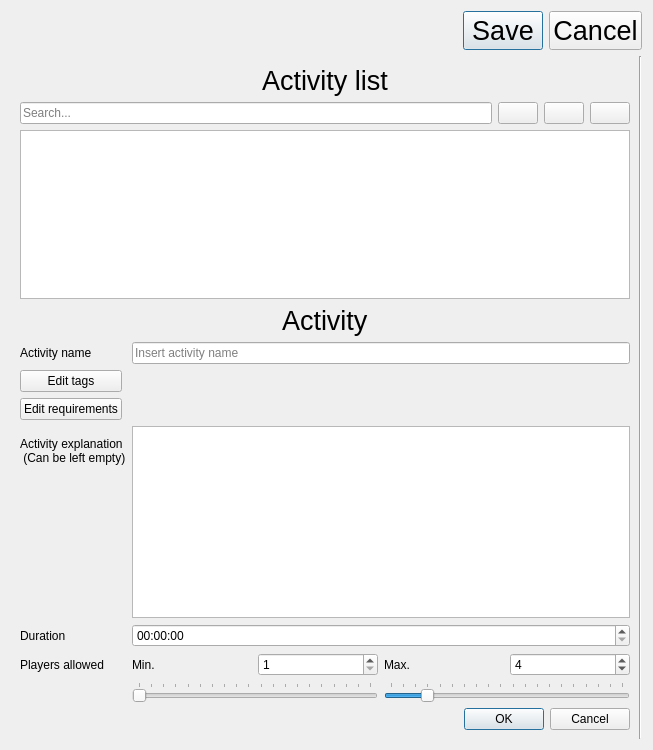
The window that mngactivity.ui (glennnys/Decided) describes before a commit, drawn with Qt 5.
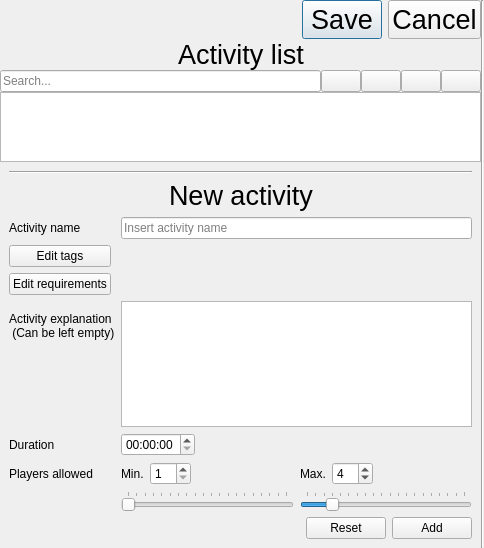
The same window after the commit. Icons and pictures are not drawn.

Commit message: FEAT/CLEAN more intuitive layouts for activities, items and tags. Activities code updated

```diff
--- a/mngactivity.ui
+++ b/mngactivity.ui
@@ -6,14 +6,46 @@
    <rect>
     <x>0</x>
     <y>0</y>
-    <width>653</width>
-    <height>750</height>
+    <width>484</width>
+    <height>548</height>
    </rect>
   </property>
   <property name="windowTitle">
    <string>Form</string>
   </property>
-  <layout class="QVBoxLayout" name="verticalLayout_3">
+  <layout class="QHBoxLayout" name="horizontalLayout_4">
+   <property name="spacing">
+    <number>0</number>
+   </property>
+   <property name="leftMargin">
+    <number>0</number>
+   </property>
+   <property name="topMargin">
+    <number>0</number>
+   </property>
+   <property name="rightMargin">
+    <number>0</number>
+   </property>
+   <property name="bottomMargin">
+    <number>0</number>
+   </property>
+   <item>
+    <layout class="QVBoxLayout" name="verticalLayout_4">
+     <item>
+      <layout class="QHBoxLayout" name="horizontalLayout_3">
+       <item>
+        <spacer name="horizontalSpacer_3">
+         <property name="orientation">
+          <enum>Qt::Orientation::Horizontal</enum>
+         </property>
+         <property name="sizeHint" stdset="0">
+          <size>
+           <width>40</width>
+           <height>20</height>
+          </size>
+         </property>
+        </spacer>
+       </item>
    <item>
     <widget class="QDialogButtonBox" name="saveCancelAllBtns">
      <property name="font">
@@ -26,13 +58,9 @@
      </property>
     </widget>
    </item>
+      </layout>
+     </item>
    <item>
-    <layout class="QHBoxLayout" name="editWindowLayout">
-     <property name="spacing">
-      <number>0</number>
-     </property>
-     <item>
-      <widget class="QWidget" name="activity_widget" native="true">
        <layout class="QVBoxLayout" name="verticalLayout">
         <item>
          <layout class="QHBoxLayout" name="horizontalLayout_20">
@@ -114,6 +142,19 @@
             </property>
            </widget>
           </item>
+         <item>
+          <widget class="QPushButton" name="newBtn">
+           <property name="toolTip">
+            <string>create new activity</string>
+           </property>
+           <property name="text">
+            <string/>
+           </property>
+           <property name="icon">
+            <iconset theme="QIcon::ThemeIcon::ListAdd"/>
+           </property>
+          </widget>
+         </item>
           <item>
            <widget class="QPushButton" name="delete_act_btn">
             <property name="toolTip">
@@ -132,6 +173,18 @@
         <item>
          <widget class="QListWidget" name="act_list"/>
         </item>
+      </layout>
+     </item>
+     <item>
+      <widget class="QWidget" name="activity_widget" native="true">
+       <layout class="QVBoxLayout" name="verticalLayout_3">
+        <item>
+         <widget class="Line" name="line">
+          <property name="orientation">
+           <enum>Qt::Orientation::Horizontal</enum>
+          </property>
+         </widget>
+        </item>
         <item>
          <layout class="QHBoxLayout" name="horizontalLayout_16">
           <item>
@@ -155,7 +208,7 @@
              </font>
             </property>
             <property name="text">
-             <string>Activity</string>
+             <string>New activity</string>
             </property>
            </widget>
           </item>
@@ -183,6 +236,49 @@
             </property>
            </widget>
           </item>
+          <item row="0" column="1">
+           <widget class="QLineEdit" name="act_name_entry">
+            <property name="minimumSize">
+             <size>
+              <width>128</width>
+              <height>0</height>
+             </size>
+            </property>
+            <property name="inputMask">
+             <string/>
+            </property>
+            <property name="text">
+             <string/>
+            </property>
+            <property name="placeholderText">
+             <string>Insert activity name</string>
+            </property>
+           </widget>
+          </item>
+          <item row="1" column="0">
+           <layout class="QVBoxLayout" name="verticalLayout_2">
+            <item>
+             <widget class="QPushButton" name="edit_tags_btn">
+              <property name="toolTip">
+               <string>Opens tag manager panel</string>
+              </property>
+              <property name="text">
+               <string>Edit tags</string>
+              </property>
+             </widget>
+            </item>
+            <item>
+             <widget class="QPushButton" name="edit_item_btn">
+              <property name="toolTip">
+               <string>Opens item manager panel</string>
+              </property>
+              <property name="text">
+               <string>Edit requirements</string>
+              </property>
+             </widget>
+            </item>
+           </layout>
+          </item>
           <item row="1" column="1">
            <widget class="QWidget" name="tag_holder" native="true"/>
           </item>
@@ -236,12 +332,29 @@
            </widget>
           </item>
           <item row="3" column="1">
+           <layout class="QHBoxLayout" name="horizontalLayout">
+            <item>
            <widget class="QTimeEdit" name="act_dur_entry">
             <property name="toolTip">
              <string>Set the average/typical duration for the activity</string>
             </property>
            </widget>
           </item>
+            <item>
+             <spacer name="horizontalSpacer">
+              <property name="orientation">
+               <enum>Qt::Orientation::Horizontal</enum>
+              </property>
+              <property name="sizeHint" stdset="0">
+               <size>
+                <width>40</width>
+                <height>20</height>
+               </size>
+              </property>
+             </spacer>
+            </item>
+           </layout>
+          </item>
           <item row="4" column="0">
            <widget class="QLabel" name="label_6">
             <property name="text">
@@ -272,6 +385,19 @@
                   </property>
                  </widget>
                 </item>
+                <item>
+                 <spacer name="horizontalSpacer_4">
+                  <property name="orientation">
+                   <enum>Qt::Orientation::Horizontal</enum>
+                  </property>
+                  <property name="sizeHint" stdset="0">
+                   <size>
+                    <width>40</width>
+                    <height>20</height>
+                   </size>
+                  </property>
+                 </spacer>
+                </item>
                </layout>
               </item>
               <item>
@@ -325,6 +451,19 @@
                   </property>
                  </widget>
                 </item>
+                <item>
+                 <spacer name="horizontalSpacer_5">
+                  <property name="orientation">
+                   <enum>Qt::Orientation::Horizontal</enum>
+                  </property>
+                  <property name="sizeHint" stdset="0">
+                   <size>
+                    <width>40</width>
+                    <height>20</height>
+                   </size>
+                  </property>
+                 </spacer>
+                </item>
                </layout>
               </item>
               <item>
@@ -356,64 +495,55 @@
             </item>
            </layout>
           </item>
-          <item row="1" column="0">
-           <layout class="QVBoxLayout" name="verticalLayout_2">
-            <item>
-             <widget class="QPushButton" name="edit_tags_btn">
-              <property name="toolTip">
-               <string>Opens tag manager panel</string>
-              </property>
-              <property name="text">
-               <string>Edit tags</string>
-              </property>
-             </widget>
-            </item>
-            <item>
-             <widget class="QPushButton" name="edit_item_btn">
-              <property name="toolTip">
-               <string>Opens item manager panel</string>
-              </property>
-              <property name="text">
-               <string>Edit requirements</string>
-              </property>
-             </widget>
-            </item>
-           </layout>
-          </item>
-          <item row="0" column="1">
-           <widget class="QLineEdit" name="act_name_entry">
-            <property name="minimumSize">
+         </layout>
+        </item>
+        <item>
+         <layout class="QHBoxLayout" name="horizontalLayout_2">
+          <item>
+           <spacer name="horizontalSpacer_2">
+            <property name="orientation">
+             <enum>Qt::Orientation::Horizontal</enum>
+            </property>
+            <property name="sizeHint" stdset="0">
              <size>
-              <width>128</width>
-              <height>0</height>
+              <width>40</width>
+              <height>20</height>
              </size>
             </property>
-            <property name="inputMask">
-             <string/>
+           </spacer>
+          </item>
+          <item>
+           <widget class="QPushButton" name="resetActBtn">
+            <property name="toolTip">
+             <string>Clear all fields</string>
             </property>
             <property name="text">
-             <string/>
+             <string>Reset</string>
             </property>
-            <property name="placeholderText">
-             <string>Insert activity name</string>
+            <property name="icon">
+             <iconset theme="QIcon::ThemeIcon::WindowClose"/>
             </property>
            </widget>
           </item>
-         </layout>
-        </item>
         <item>
-         <layout class="QHBoxLayout" name="horizontalLayout_14">
-          <item>
-           <widget class="QDialogButtonBox" name="saveCancelActBtns">
-            <property name="standardButtons">
-             <set>QDialogButtonBox::StandardButton::Cancel|QDialogButtonBox::StandardButton::Ok</set>
+           <widget class="QPushButton" name="addActBtn">
+            <property name="toolTip">
+             <string>Add the new activity to the list</string>
             </property>
+            <property name="text">
+             <string>Add</string>
+            </property>
+            <property name="icon">
+             <iconset theme="QIcon::ThemeIcon::ListAdd"/>
+            </property>
            </widget>
           </item>
          </layout>
         </item>
        </layout>
       </widget>
+     </item>
+    </layout>
      </item>
      <item>
       <widget class="Line" name="line_4">
@@ -433,8 +563,6 @@
       </widget>
      </item>
     </layout>
-   </item>
-  </layout>
  </widget>
  <resources/>
  <connections>
```
Left out of the diff: 67 changed lines with no effect on the pictures. Lines whose indentation alone changed are shown as unchanged. The commit also changes 7 other files.
